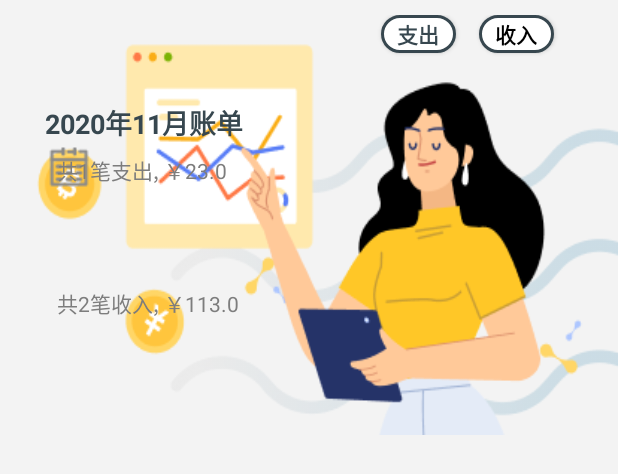
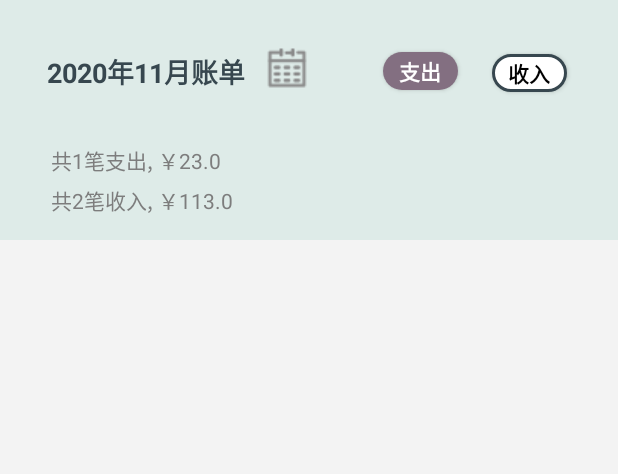
Before and after one commit to implank/millioncoin, an Android app: the layout frag_chart.xml on its own in the app's theme, with its tools: preview values and no code run, on a phone screen of 412 x 824 dp. Shown: the top 474 px of the screen. Run offline under Robolectric (Android 15) with nearby library versions, the phone set to English and light mode, and no system bars.

Commit message:
继续修ui

```diff
--- a/app/src/main/java/com/example/m3/fragment/HistoryFrag.java
+++ b/app/src/main/java/com/example/m3/fragment/HistoryFrag.java
@@ -2,6 +2,7 @@ package com.example.m3.fragment;
 
 import android.app.AlertDialog;
 import android.content.DialogInterface;
+import android.content.Intent;
 import android.os.Bundle;
 import android.view.LayoutInflater;
 import android.view.View;
@@ -16,6 +17,8 @@ import androidx.annotation.Nullable;
 import androidx.fragment.app.Fragment;
 
 import com.example.m3.R;
+import com.example.m3.RecordActivity;
+import com.example.m3.SearchActivity;
 import com.example.m3.adapter.AccountAdapter;
 import com.example.m3.db.AccountBean;
 import com.example.m3.db.DBManager;
@@ -29,6 +32,7 @@ public class HistoryFrag extends Fragment {
 	ListView historyLv;
 	TextView timeTv;
 	ImageView calendarIv;
+	ImageView searchIv;
 	List<AccountBean> mDatas;
 	AccountAdapter adapter;
 	int year,month;
@@ -43,6 +47,7 @@ public class HistoryFrag extends Fragment {
 		historyLv = view.findViewById(R.id.history_lv);
 		timeTv = view.findViewById(R.id.history_tv_time);
 		calendarIv = view.findViewById(R.id.history_iv_rili);
+		searchIv = view.findViewById(R.id.history_iv_search);
 		calendarIv.setOnClickListener(new View.OnClickListener() {
 			@Override
 			public void onClick(View v) {
@@ -60,7 +65,14 @@ public class HistoryFrag extends Fragment {
 				});
 			}
 		});
-
+		searchIv.setOnClickListener(new View.OnClickListener() {
+			@Override
+			public void onClick(View v) {
+				Intent intent = new Intent();
+				intent.setClass(getContext(), SearchActivity.class);
+				startActivity(intent);
+			}
+		});
 		mDatas = new ArrayList<>();
 		// 设置适配器
 		adapter = new AccountAdapter(getContext(),mDatas);
--- a/app/src/main/res/layout/frag_chart.xml
+++ b/app/src/main/res/layout/frag_chart.xml
@@ -10,8 +10,8 @@
     <androidx.constraintlayout.widget.ConstraintLayout
         android:id="@+id/linearLayout2"
         android:layout_width="match_parent"
-        android:layout_height="290dp"
-        android:background="@mipmap/mytop2"
+        android:layout_height="160dp"
+        android:background="@color/light_green"
         android:orientation="vertical"
         android:padding="10dp"
         app:layout_constraintBottom_toTopOf="@+id/chart_vp"
@@ -19,62 +19,73 @@
         app:layout_constraintHorizontal_bias="0.0"
         app:layout_constraintStart_toStartOf="parent"
         app:layout_constraintTop_toTopOf="parent">
+
+
+        <TextView
+            android:id="@+id/chart_tv_date"
+            android:layout_width="wrap_content"
+            android:layout_height="wrap_content"
+            android:text="2020年11月账单"
+            android:textColor="@color/dark_blue"
+            android:textSize="18sp"
+            android:textStyle="bold"
+            app:layout_constraintBottom_toBottomOf="parent"
+            app:layout_constraintEnd_toEndOf="parent"
+            app:layout_constraintHorizontal_bias="0.082"
+            app:layout_constraintStart_toStartOf="parent"
+            app:layout_constraintTop_toTopOf="parent"
+            app:layout_constraintVertical_bias="0.213"
+            app:layout_constraintVertical_chainStyle="packed"
+            tools:layout_conversion_absoluteHeight="22dp"
+            tools:layout_conversion_absoluteWidth="119dp" />
+
         <ImageView
             android:id="@+id/chart_iv_rili"
             android:layout_width="wrap_content"
             android:layout_height="wrap_content"
-            android:layout_marginBottom="10dp"
-            app:layout_constraintLeft_toLeftOf="@+id/chart_tv_date"
+            android:layout_marginStart="12dp"
             android:src="@mipmap/it_rili"
-            app:layout_constraintBottom_toTopOf="@+id/chart_btn_out"
-            app:layout_constraintStart_toStartOf="@+id/chart_tv_date"
-            app:layout_constraintTop_toBottomOf="@+id/chart_tv_date"
+            app:layout_constraintBottom_toBottomOf="parent"
+            app:layout_constraintEnd_toEndOf="parent"
+            app:layout_constraintHorizontal_bias="0.0"
+            app:layout_constraintStart_toEndOf="@+id/chart_tv_date"
+            app:layout_constraintTop_toTopOf="parent"
+            app:layout_constraintVertical_bias="0.179"
+            app:layout_editor_absoluteY="10dp"
+            tools:ignore="MissingConstraints"
             tools:layout_conversion_absoluteHeight="32dp"
             tools:layout_conversion_absoluteWidth="32dp" />
-        <TextView
-            android:id="@+id/chart_tv_date"
-            android:layout_width="wrap_content"
-            android:layout_height="wrap_content"
-            android:layout_marginStart="20dp"
-            android:layout_marginTop="185dp"
-            android:text="2020年11月账单"
-            android:textColor="@color/dark_blue"
-            android:textSize="18sp"
-            android:textStyle="bold"
-            app:layout_constraintBottom_toTopOf="@+id/chart_iv_rili"
-            app:layout_constraintStart_toStartOf="parent"
-            app:layout_constraintTop_toTopOf="parent"
-            app:layout_constraintVertical_chainStyle="packed"
-            tools:layout_conversion_absoluteHeight="22dp"
-            tools:layout_conversion_absoluteWidth="119dp" />
 
         <Button
             android:id="@+id/chart_btn_out"
             android:layout_width="50dp"
             android:layout_height="25dp"
-            android:layout_marginStart="244dp"
-            android:background="@drawable/chart_btn1"
+            android:background="@drawable/main_recordbtn_bg"
             android:text="@string/out"
-            android:textColor="@color/dark_blue"
+            android:textColor="@color/white"
             android:textStyle="bold"
-            app:layout_constraintHorizontal_chainStyle="packed"
+            app:layout_constraintBottom_toBottomOf="parent"
+            app:layout_constraintEnd_toEndOf="parent"
+            app:layout_constraintHorizontal_bias="0.717"
             app:layout_constraintStart_toStartOf="parent"
-            tools:ignore="MissingConstraints"
-            tools:layout_editor_absoluteY="187dp" />
-
+            app:layout_constraintTop_toTopOf="parent"
+            app:layout_constraintVertical_bias="0.214"
+            tools:ignore="MissingConstraints" />
 
         <Button
             android:id="@+id/chart_btn_in"
             android:layout_width="50dp"
             android:layout_height="25dp"
+            android:layout_marginEnd="24dp"
             android:background="@drawable/chart_btn1"
             android:text="@string/in"
             android:textColor="@color/black"
             android:textStyle="bold"
-            app:layout_constraintBaseline_toBaselineOf="@+id/chart_btn_out"
+            app:layout_constraintBottom_toBottomOf="parent"
             app:layout_constraintEnd_toEndOf="parent"
-            app:layout_constraintHorizontal_bias="0.315"
-            app:layout_constraintStart_toEndOf="@+id/chart_btn_out"
+            app:layout_constraintTop_toTopOf="parent"
+            app:layout_constraintVertical_bias="0.229"
+            tools:ignore="MissingConstraints"
             tools:layout_conversion_absoluteHeight="35dp"
             tools:layout_conversion_absoluteWidth="88dp" />
 
@@ -83,6 +94,7 @@
             android:layout_width="wrap_content"
             android:layout_height="wrap_content"
             android:layout_marginStart="0dp"
+            android:layout_marginTop="30dp"
             android:text="共1笔支出, ￥23.0"
             android:textColor="@color/grey_7D7D7D"
             android:textSize="14sp"
@@ -96,7 +108,7 @@
             android:id="@+id/chart_tv_in"
             android:layout_width="wrap_content"
             android:layout_height="wrap_content"
-            android:layout_marginStart="28dp"
+            android:layout_marginStart="24dp"
             android:text="共2笔收入, ￥113.0"
             android:textColor="@color/grey_7D7D7D"
             android:textSize="14sp"
--- a/app/src/main/res/layout/frag_history.xml
+++ b/app/src/main/res/layout/frag_history.xml
@@ -9,7 +9,7 @@
         android:layout_height="50dp">
 
         <ImageView
-            android:id="@+id/main_iv_search"
+            android:id="@+id/history_iv_search"
             android:layout_width="wrap_content"
             android:layout_height="match_parent"
             android:layout_alignParentStart="true"
--- a/app/src/main/res/values/colors.xml
+++ b/app/src/main/res/values/colors.xml
@@ -10,4 +10,5 @@
     <color name="green_0064001">#006400</color>
     <color name="green_006400">#836F81</color>
     <color name="dark_blue">#37474F</color>
+    <color name="light_green">#DEEBE8</color>
 </resources>
```
